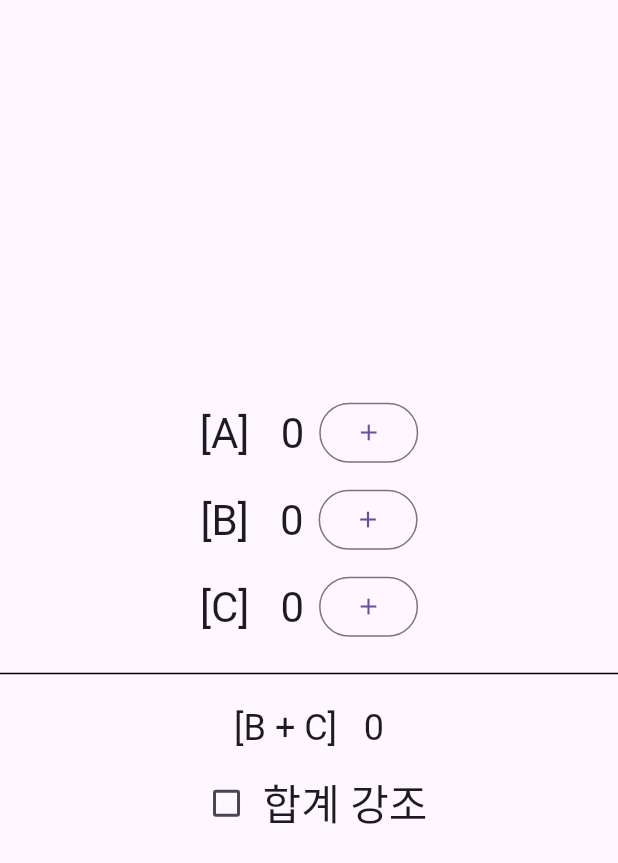
After one commit to hohoins/flutter_bloc_abc_studio, a Flutter app: the SelectorNg2View screen opened directly, on a phone screen of 412 x 824 dp. The commit adds this screen. Shown: the top 863 px of the screen. Run offline on Flutter 3.47's test engine with Material 3 defaults, Android fonts, the phone set to English and light mode, and no system bars; our stand-ins replace flutter_bloc, freezed_annotation.

Commit message:
selector

```diff
--- /dev/null
+++ b/lib/feature/selector/selector_ng2.dart
@@ -0,0 +1,185 @@
+import 'dart:math';
+
+import 'package:flutter/material.dart';
+import 'package:flutter_bloc/flutter_bloc.dart';
+
+class SelectorNg2Cubit extends Cubit<SelectorNg2State> {
+  SelectorNg2Cubit() : super(const SelectorNg2State(0, 0, 0, false));
+
+  void onTapIncrementA() => emit(state.copyWith(counterA: state.counterA + 1));
+
+  void onTapIncrementB() => emit(state.copyWith(counterB: state.counterB + 1));
+
+  void onTapIncrementC() => emit(state.copyWith(counterC: state.counterC + 1));
+
+  void onTapCheckBox(bool? isChecked) => emit(state.copyWith(isHighlight: isChecked));
+}
+
+class SelectorNg2State {
+  const SelectorNg2State(
+    this.counterA,
+    this.counterB,
+    this.counterC,
+    this.isHighlight,
+  );
+
+  final int counterA;
+  final int counterB;
+  final int counterC;
+  final bool? isHighlight;
+
+  SelectorNg2State copyWith({
+    int? counterA,
+    int? counterB,
+    int? counterC,
+    bool? isHighlight,
+  }) {
+    return SelectorNg2State(
+      counterA ?? this.counterA,
+      counterB ?? this.counterB,
+      counterC ?? this.counterC,
+      isHighlight ?? this.isHighlight,
+    );
+  }
+}
+
+class SelectorNg2View extends StatelessWidget {
+  const SelectorNg2View({super.key});
+
+  @override
+  Widget build(BuildContext context) {
+    return BlocProvider(
+      create: (_) => SelectorNg2Cubit(),
+      child: Builder(
+        builder: (context) {
+          return Scaffold(
+            body: Column(
+              mainAxisAlignment: MainAxisAlignment.center,
+              children: [
+                BlocSelector<SelectorNg2Cubit, SelectorNg2State, int>(
+                  selector: (state) => state.counterA,
+                  builder: (context, counterA) {
+                    return CounterWidget(
+                      text: '[A]   $counterA',
+                      onPressed: context.read<SelectorNg2Cubit>().onTapIncrementA,
+                    );
+                  },
+                ),
+                const SizedBox(height: 10),
+                BlocSelector<SelectorNg2Cubit, SelectorNg2State, int>(
+                  selector: (state) => state.counterB,
+                  builder: (context, counterB) {
+                    return CounterWidget(
+                      text: '[B]   $counterB',
+                      onPressed: context.read<SelectorNg2Cubit>().onTapIncrementB,
+                    );
+                  },
+                ),
+                const SizedBox(height: 10),
+                BlocSelector<SelectorNg2Cubit, SelectorNg2State, int>(
+                  selector: (state) => state.counterC,
+                  builder: (context, counterC) {
+                    return CounterWidget(
+                      text: '[C]   $counterC',
+                      onPressed: context.read<SelectorNg2Cubit>().onTapIncrementC,
+                    );
+                  },
+                ),
+                const SizedBox(height: 20),
+                Container(height: 1, color: Colors.black),
+                const SizedBox(height: 20),
+                BlocBuilder<SelectorNg2Cubit, SelectorNg2State>(
+                  buildWhen: (previous, current) =>
+                      previous.counterB != current.counterB ||
+                      previous.counterC != current.counterC ||
+                      previous.isHighlight != current.isHighlight,
+                  builder: (context, state) {
+                    return ColorEffect(
+                      child: Text('[B + C]   ${state.counterB + state.counterC}',
+                          style: state.isHighlight == true
+                              ? Theme.of(context).textTheme.headlineLarge
+                              : Theme.of(context).textTheme.headlineSmall),
+                    );
+                  },
+                ),
+                const SizedBox(height: 10),
+                BlocSelector<SelectorNg2Cubit, SelectorNg2State, bool?>(
+                  selector: (state) => state.isHighlight,
+                  builder: (context, isHighlight) {
+                    return ColorEffect(
+                      child: Row(
+                        mainAxisAlignment: MainAxisAlignment.center,
+                        children: [
+                          Checkbox(
+                            value: isHighlight,
+                            onChanged: (value) {
+                              _nextDebugColor();
+                              context.read<SelectorNg2Cubit>().onTapCheckBox(value);
+                            },
+                          ),
+                          Text('합계 강조', style: Theme.of(context).textTheme.headlineMedium),
+                        ],
+                      ),
+                    );
+                  },
+                )
+              ],
+            ),
+          );
+        },
+      ),
+    );
+  }
+}
+
+class CounterWidget extends StatelessWidget {
+  const CounterWidget({
+    super.key,
+    required this.text,
+    required this.onPressed,
+  });
+
+  final String text;
+  final Function() onPressed;
+
+  @override
+  Widget build(BuildContext context) {
+    return ColorEffect(
+      child: Row(
+        mainAxisAlignment: MainAxisAlignment.center,
+        children: [
+          Text(text, style: Theme.of(context).textTheme.headlineMedium),
+          const SizedBox(width: 10),
+          OutlinedButton(
+            onPressed: () {
+              _nextDebugColor();
+              onPressed();
+            },
+            child: const Icon(Icons.add),
+          ),
+        ],
+      ),
+    );
+  }
+}
+
+class ColorEffect extends StatelessWidget {
+  const ColorEffect({super.key, required this.child});
+
+  final Widget child;
+
+  @override
+  Widget build(BuildContext context) {
+    return AnimatedContainer(
+      color: _debugColor,
+      duration: const Duration(milliseconds: 500),
+      child: child,
+    );
+  }
+}
+
+Color _debugColor = Colors.transparent;
+void _nextDebugColor() {
+  final random = Random();
+  _debugColor = Color.fromRGBO(random.nextInt(255), random.nextInt(255), random.nextInt(255), 0.4);
+}
--- a/lib/main.dart
+++ b/lib/main.dart
@@ -7,6 +7,9 @@ import 'package:flutter_bloc_abc_studio/feature/one_time/one_time_ng.dart';
 import 'package:flutter_bloc_abc_studio/feature/one_time/one_time_ng2.dart';
 import 'package:flutter_bloc_abc_studio/feature/sample/sample_view.dart';
 import 'package:flutter_bloc_abc_studio/feature/sample_selector/sample_selector_view.dart';
+import 'package:flutter_bloc_abc_studio/feature/selector/selector_good.dart';
+import 'package:flutter_bloc_abc_studio/feature/selector/selector_ng.dart';
+import 'package:flutter_bloc_abc_studio/feature/selector/selector_ng2.dart';
 import 'package:flutter_bloc_abc_studio/feature/state_emit/emit_copy.dart';
 import 'package:flutter_bloc_abc_studio/feature/state_emit/emit_copywith.dart';
 import 'package:flutter_bloc_abc_studio/feature/state_emit/emit_error.dart';
@@ -25,9 +28,12 @@ List<TitleAndWidget> get _screens => [
       const TitleAndWidget('#2 emit() 수동 복사', EmitCopyView()),
       const TitleAndWidget('#3 emit() copyWith', EmitCopyWithView()),
       const TitleAndWidget('#4 emit() freezed', EmitFreezedView()),
-      const TitleAndWidget('#1 OneTime, NG', OneTimeNgView()),
-      const TitleAndWidget('#2 OneTime, NG2', OneTimeNg2View()),
-      const TitleAndWidget('#3 OneTime, GOOD', OneTimeView()),
+      const TitleAndWidget('#1 일회성 동작, NG', OneTimeNgView()),
+      const TitleAndWidget('#2 일회성 동작, NG2', OneTimeNg2View()),
+      const TitleAndWidget('#3 일회성 동작, GOOD', OneTimeView()),
+      const TitleAndWidget('#1 build 최적화, NG', SelectorNgView()),
+      const TitleAndWidget('#2 build 최적화, NG2', SelectorNg2View()),
+      const TitleAndWidget('#3 build 최적화, Good', SelectorGoodView()),
       const TitleAndWidget('SampleBlocView', SampleBlocView()),
       const TitleAndWidget('Sample Selector', SampleSelectorBlocView()),
     ];
```
Also changed, not shown: lib/feature/selector/selector_good.dart (added, +185 -0 lines), lib/feature/selector/selector_ng.dart (added, +177 -0 lines), lib/feature/splash/splash_state.freezed.dart (deleted).
